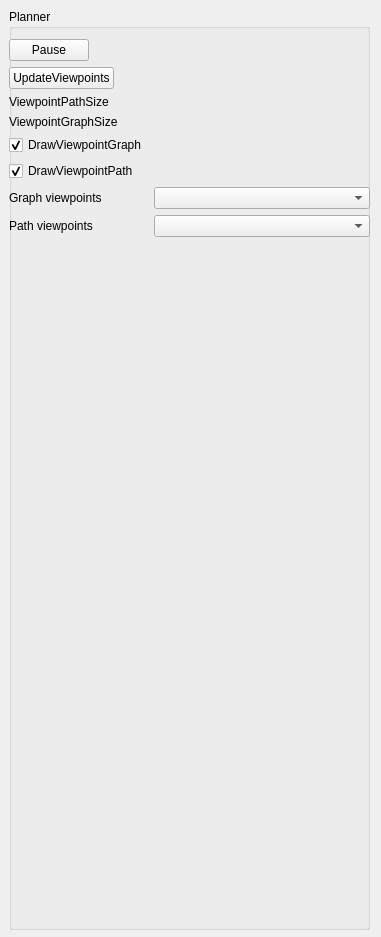
Old version of the form viewpoint_planner/src/ui/viewer_planner_panel.ui in the repository bennihepp/Quad3DR.
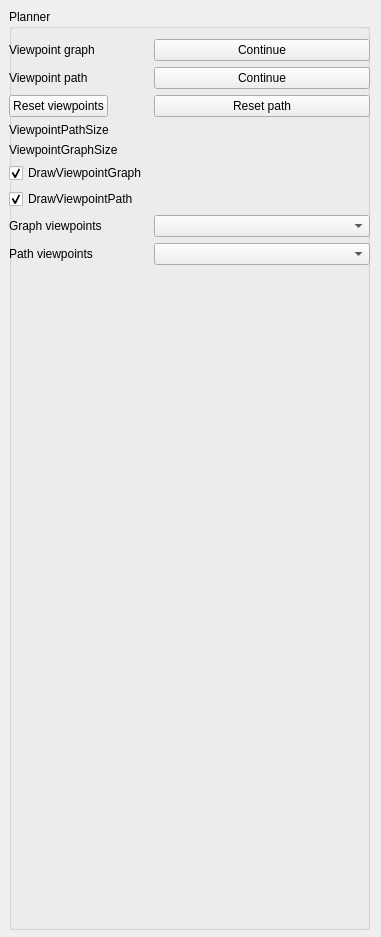
New version of the form.

Commit message:
Modified planning logic and updated visualization
* Separated viewpoint graph building and path search
* Added approximate nearest neighbor search to discard crowded viewpoints
* Extended GUI to enable start/stop of graph and path building + resetting
* Fixed threading issues in GUI
* Initializing viewpoint graph with real viewpoints

What changed in the file:
```diff
--- a/viewpoint_planner/src/ui/viewer_planner_panel.ui
+++ b/viewpoint_planner/src/ui/viewer_planner_panel.ui
@@ -35,88 +35,116 @@
      </rect>
     </property>
     <layout class="QFormLayout" name="formLayout">
-     <item row="0" column="0">
-      <widget class="QPushButton" name="pauseContinuePlanning">
+     <item row="2" column="0">
+      <widget class="QLabel" name="label_6">
        <property name="text">
-        <string>Pause</string>
+        <string>Viewpoint graph</string>
        </property>
       </widget>
      </item>
-     <item row="1" column="0">
-      <widget class="QPushButton" name="updateViewpoints">
+     <item row="2" column="1">
+      <widget class="QPushButton" name="pauseContinueViewpointGraph">
        <property name="text">
-        <string>UpdateViewpoints</string>
+        <string>Continue</string>
        </property>
       </widget>
      </item>
      <item row="3" column="0">
+      <widget class="QLabel" name="label_5">
+       <property name="text">
+        <string>Viewpoint path</string>
+       </property>
+      </widget>
+     </item>
+     <item row="3" column="1">
+      <widget class="QPushButton" name="pauseContinueViewpointPath">
+       <property name="text">
+        <string>Continue</string>
+       </property>
+      </widget>
+     </item>
+     <item row="4" column="0">
+      <widget class="QPushButton" name="resetViewpoints">
+       <property name="text">
+        <string>Reset viewpoints</string>
+       </property>
+      </widget>
+     </item>
+     <item row="4" column="1">
+      <widget class="QPushButton" name="resetViewpointPath">
+       <property name="text">
+        <string>Reset path</string>
+       </property>
+      </widget>
+     </item>
+     <item row="7" column="0">
+      <widget class="QLabel" name="label_3">
+       <property name="text">
+        <string>ViewpointPathSize</string>
+       </property>
+      </widget>
+     </item>
+     <item row="7" column="1">
+      <widget class="QLabel" name="viewpointPathSize">
+       <property name="text">
+        <string/>
+       </property>
+      </widget>
+     </item>
+     <item row="8" column="0">
       <widget class="QLabel" name="label">
        <property name="text">
         <string>ViewpointGraphSize</string>
        </property>
       </widget>
      </item>
-     <item row="3" column="1">
+     <item row="8" column="1">
       <widget class="QLabel" name="viewpointGraphSize">
        <property name="text">
         <string/>
        </property>
       </widget>
      </item>
-     <item row="6" column="0">
+     <item row="9" column="0">
+      <widget class="QCheckBox" name="drawViewpointGraph">
+       <property name="text">
+        <string>DrawViewpointGraph</string>
+       </property>
+       <property name="checked">
+        <bool>true</bool>
+       </property>
+      </widget>
+     </item>
+     <item row="10" column="0">
+      <widget class="QCheckBox" name="drawViewpointPath">
+       <property name="text">
+        <string>DrawViewpointPath</string>
+       </property>
+       <property name="checked">
+        <bool>true</bool>
+       </property>
+      </widget>
+     </item>
+     <item row="11" column="0">
       <widget class="QLabel" name="label_2">
        <property name="text">
         <string>Graph viewpoints</string>
        </property>
       </widget>
      </item>
-     <item row="6" column="1">
+     <item row="11" column="1">
       <widget class="QComboBox" name="viewpointGraphSelection"/>
      </item>
-     <item row="4" column="0">
-      <widget class="QCheckBox" name="drawViewpointGraph">
-       <property name="text">
-        <string>DrawViewpointGraph</string>
-       </property>
-       <property name="checked">
-        <bool>true</bool>
-       </property>
-      </widget>
-     </item>
-     <item row="2" column="0">
-      <widget class="QLabel" name="label_3">
-       <property name="text">
-        <string>ViewpointPathSize</string>
-       </property>
-      </widget>
-     </item>
-     <item row="2" column="1">
-      <widget class="QLabel" name="viewpointPathSize">
-       <property name="text">
-        <string/>
-       </property>
-      </widget>
-     </item>
-     <item row="7" column="0">
+     <item row="12" column="0">
       <widget class="QLabel" name="label_4">
        <property name="text">
         <string>Path viewpoints</string>
        </property>
       </widget>
      </item>
-     <item row="7" column="1">
+     <item row="12" column="1">
       <widget class="QComboBox" name="viewpointPathSelection"/>
      </item>
-     <item row="5" column="0">
-      <widget class="QCheckBox" name="drawViewpointPath">
-       <property name="text">
-        <string>DrawViewpointPath</string>
-       </property>
-       <property name="checked">
-        <bool>true</bool>
-       </property>
-      </widget>
-     </item>
     </layout>
    </widget>
   </widget>
```
The commit also changes 9 other files.
